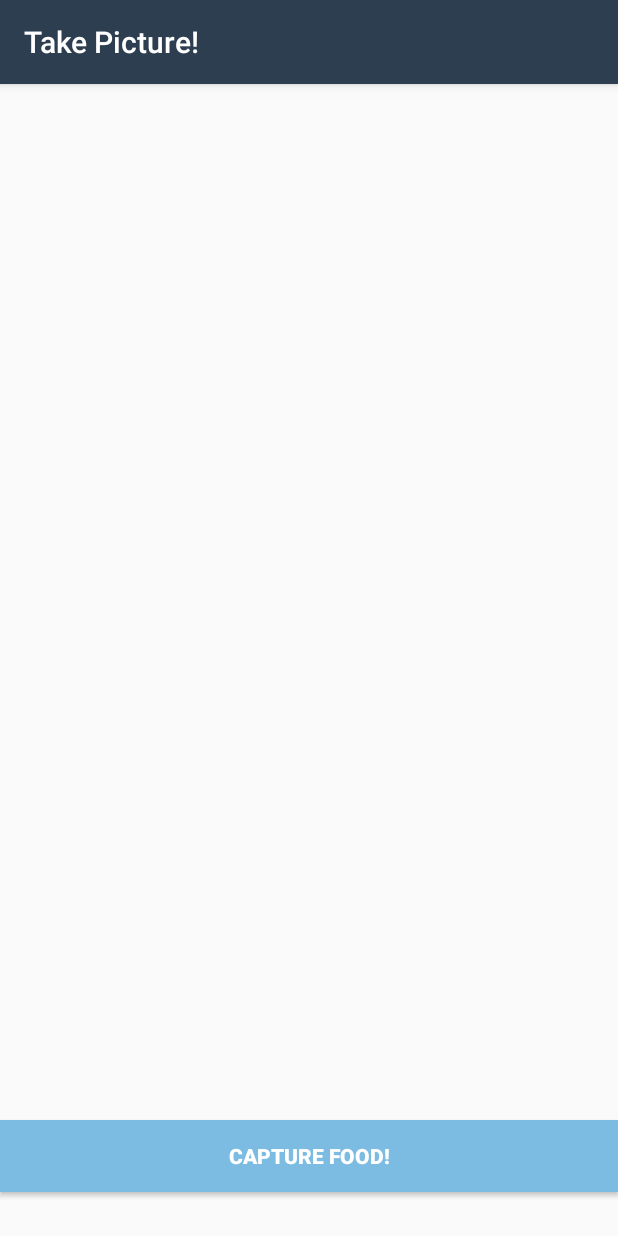
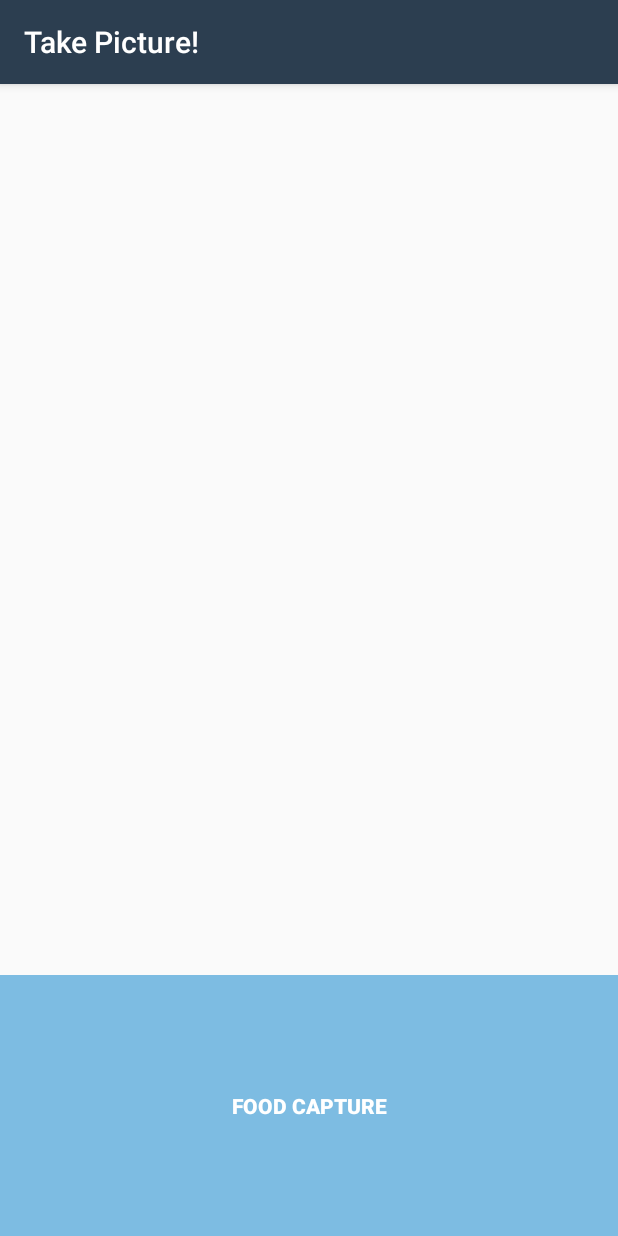
Before and after one commit to PrinsessaDiana/px, an Android app: the fragment TakePicture shown on its own in the app's theme, on a phone screen of 412 x 824 dp. Run offline under Robolectric (Android 15) with nearby library versions, the phone set to English and light mode, and no system bars.

```diff
--- a/app/src/main/res/layout/takepicture.xml
+++ b/app/src/main/res/layout/takepicture.xml
@@ -5,18 +5,22 @@
     android:weightSum="1">
 
 
+    <LinearLayout
+        android:orientation="vertical"
+        android:layout_width="match_parent"
+        android:layout_height="match_parent"
+        android:layout_weight="0.96">
 
         <ImageView
                 android:layout_width="match_parent"
-            android:layout_height="wrap_content"
+                android:layout_height="match_parent"
                 android:id="@+id/capturedImage"
                 android:layout_above="@+id/btnCamera"
-            android:layout_weight="0.96" />
-
+                android:layout_weight="6.11" />
 
         <Button
             android:layout_width="match_parent"
-        android:layout_height="wrap_content"
+            android:layout_height="174dp"
             android:text="@string/camera_button"
             android:id="@+id/btnCamera"
             android:layout_alignParentBottom="true"
@@ -25,6 +29,10 @@
             android:textColor="#ffffff"
             android:textStyle="bold"
             android:layout_row="7"
-        android:layout_column="0" />
+            android:layout_column="0"
+            android:elevation="0dp"
+            style="@style/Widget.AppCompat.Button.Borderless" />
+    </LinearLayout>
+
 
 </LinearLayout>
--- a/app/src/main/res/values/strings.xml
+++ b/app/src/main/res/values/strings.xml
@@ -5,9 +5,9 @@
     <string name="navigation_drawer_close">Close navigation drawer</string>
 
     <string name="action_settings">Settings</string>
-    <string name="gallery">Gallery</string>
+    <string name="gallery">Food Gallery</string>
     <string name="palvelut">Palvelut</string>
     <string name="mobiilitankkaus">Mobiilitankkaus</string>
 
-    <string name="camera_button">Capture food!</string>
+    <string name="camera_button">Food Capture</string>
 </resources>
```
Also changed, not shown: app/src/main/java/com/example/leimu/tankilla/Gallery.java (+67 -0 lines), app/src/main/java/com/example/leimu/tankilla/MainActivity.java (+8 -0 lines), app/src/main/res/layout/content_main.xml (+10 -7 lines), app/src/main/res/layout/gallery.xml (+14 -7 lines), app/src/main/res/layout/nav_header_main.xml (+13 -6 lines), app/src/main/res/layout/single_grid.xml (added, +13 -0 lines). Lines whose indentation alone changed are shown as unchanged.
